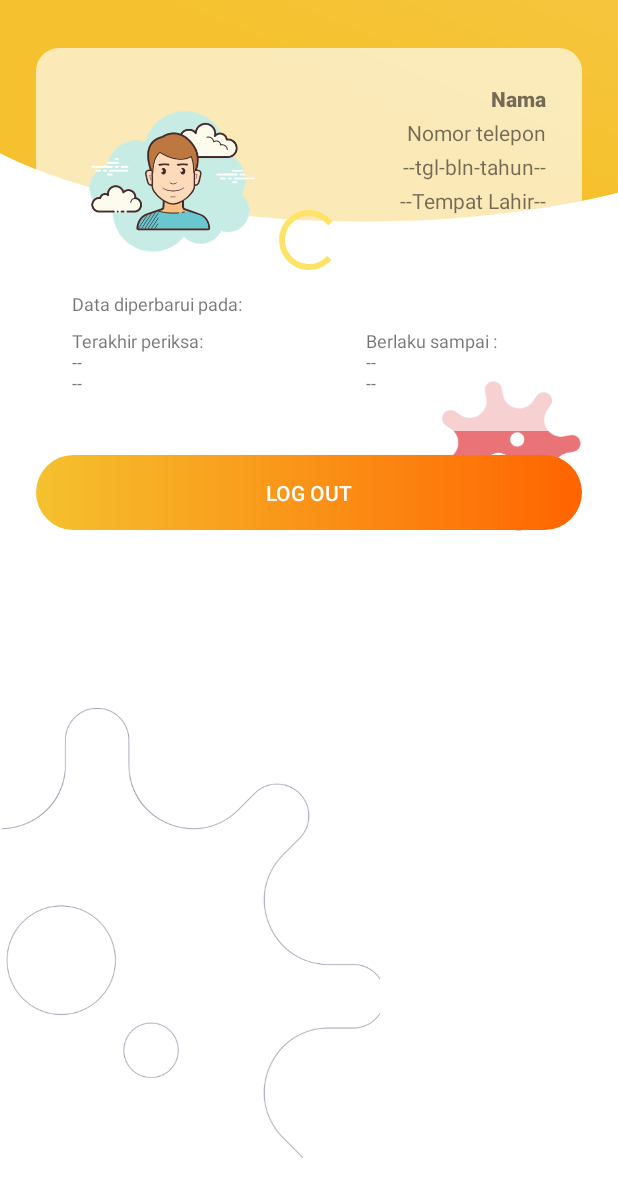
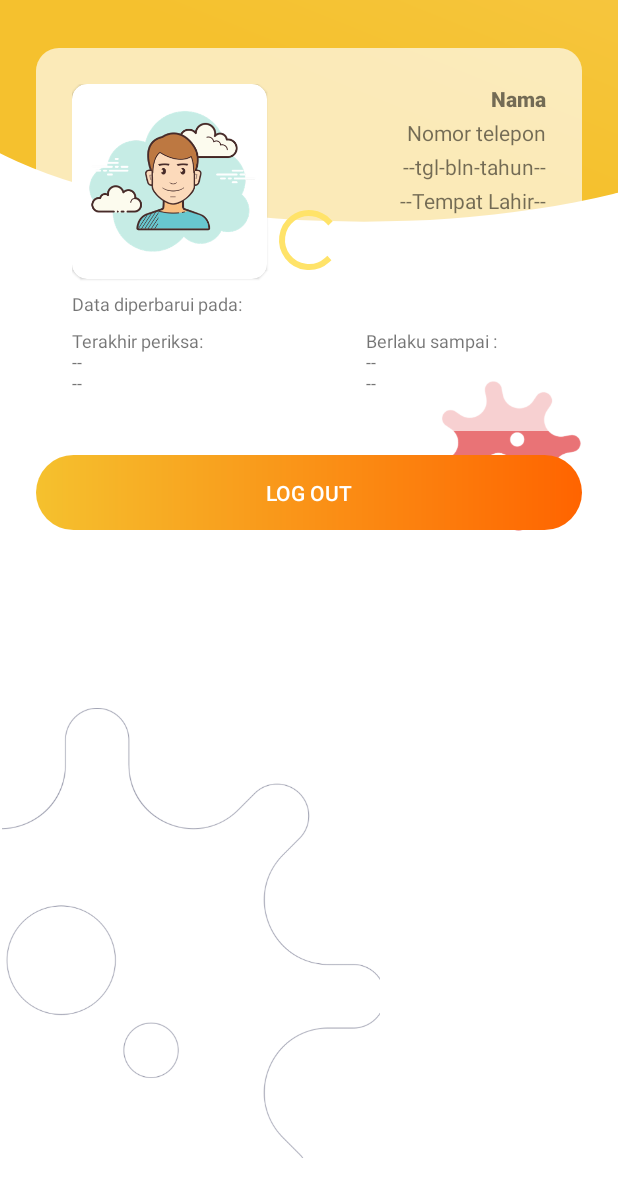
Before and after one commit to CyberJava-Developer/App3sChecker, an Android app: the layout activity_akun.xml on its own in the app's theme, with its tools: preview values and no code run, on a phone screen of 412 x 824 dp. Shown: the top 1197 px of the screen. Run offline under Robolectric (Android 15) with nearby library versions, the phone set to English and light mode, and no system bars.

Commit message:
- Minor avatar layout size change

```diff
--- a/app/src/main/res/layout/activity_akun.xml
+++ b/app/src/main/res/layout/activity_akun.xml
@@ -128,17 +128,33 @@
                 android:textSize="12sp"
                 app:layout_constraintEnd_toEndOf="parent"
                 app:layout_constraintTop_toBottomOf="@+id/account_text" />
-
-            <ImageView
-                android:id="@+id/account_avatar"
+            <com.google.android.material.card.MaterialCardView
+                android:id="@+id/status_user_avatar_container"
                 android:layout_width="130dp"
                 android:layout_height="130dp"
-                android:adjustViewBounds="true"
+                android:background="#323232"
+                android:maxWidth="120dp"
+                android:minWidth="120dp"
                 android:scaleX="1"
                 android:scaleY="1"
-                android:src="@drawable/user120"
+                android:visibility="visible"
+                app:cardCornerRadius="10dp"
                 app:layout_constraintStart_toStartOf="parent"
-                app:layout_constraintTop_toTopOf="parent" />
+                app:layout_constraintTop_toTopOf="parent">
+                <ImageView
+                    android:id="@+id/account_avatar"
+                    android:layout_width="130dp"
+                    android:layout_height="130dp"
+                    android:minHeight="120dp"
+                    android:minWidth="120dp"
+                    android:adjustViewBounds="true"
+                    android:scaleType="fitXY"
+                    android:src="@drawable/user120"
+                    app:layout_constraintStart_toStartOf="parent"
+                    app:layout_constraintTop_toTopOf="parent" />
+            </com.google.android.material.card.MaterialCardView>
+
+
 
             <TextView
                 android:id="@+id/account_text"
@@ -147,8 +163,8 @@
                 android:layout_marginTop="8dp"
                 android:text="Data diperbarui pada:"
                 android:textSize="12sp"
-                app:layout_constraintStart_toStartOf="@id/account_avatar"
-                app:layout_constraintTop_toBottomOf="@id/account_avatar" />
+                app:layout_constraintStart_toStartOf="@id/status_user_avatar_container"
+                app:layout_constraintTop_toBottomOf="@id/status_user_avatar_container" />
 
             <ProgressBar
                 android:id="@+id/progressktp"
```
